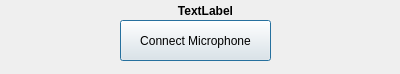
Qt form sourcecode/client/voiceDialog.ui (Team-Chimera/Comm-Audio) before a commit.
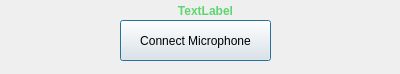
The same form after that commit.

Diff of the .ui file:
```diff
--- a/sourcecode/client/voiceDialog.ui
+++ b/sourcecode/client/voiceDialog.ui
@@ -36,7 +36,9 @@
     </rect>
    </property>
    <property name="styleSheet">
-    <string notr="true">font-weight: bold;</string>
+    <string notr="true">color: #5fd56f;
+font-weight: bold;
+</string>
    </property>
    <property name="text">
     <string>TextLabel</string>
```
Left out of the diff: 2 changed lines with no effect on the pictures.
